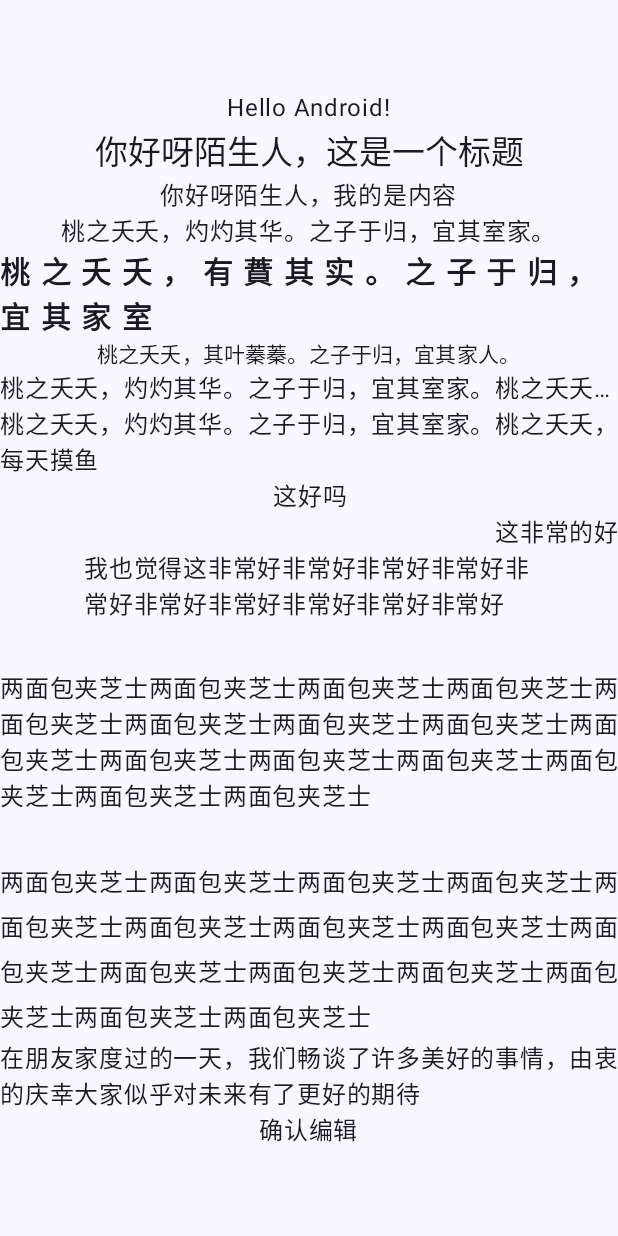
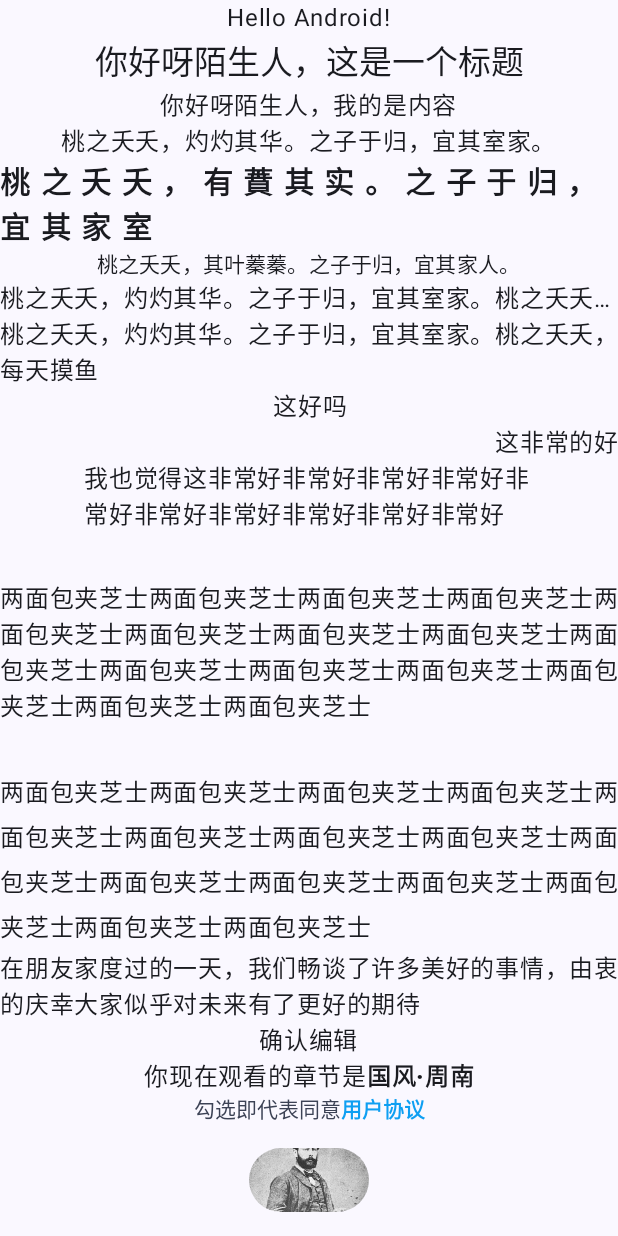
Before and after one commit to shiqizhenyes/JComposeTourist, an Android app built with Jetpack Compose: the TextActivity screen opened directly, with no data from a screen before it, on a phone screen of 412 x 824 dp. Run offline under Robolectric (Android 15) with nearby library versions, the phone set to English and light mode, and no system bars; Roboto replaces fonts that are not available here.

Commit message:
pdate TextActivity
pdate TextActivity

```diff
--- a/app/src/main/java/me/zack/jct/TextActivity.kt
+++ b/app/src/main/java/me/zack/jct/TextActivity.kt
@@ -2,29 +2,47 @@ package me.zack.jct
 
 import android.content.res.Configuration.UI_MODE_NIGHT_YES
 import android.os.Bundle
+import android.util.Log
+import android.widget.Toast
 import androidx.activity.ComponentActivity
 import androidx.activity.compose.setContent
+import androidx.compose.foundation.Image
 import androidx.compose.foundation.clickable
 import androidx.compose.foundation.layout.Arrangement
+import androidx.compose.foundation.layout.Box
 import androidx.compose.foundation.layout.Column
+import androidx.compose.foundation.layout.Row
 import androidx.compose.foundation.layout.Spacer
 import androidx.compose.foundation.layout.fillMaxSize
 import androidx.compose.foundation.layout.fillMaxWidth
 import androidx.compose.foundation.layout.padding
 import androidx.compose.foundation.layout.size
+import androidx.compose.foundation.shape.CircleShape
+import androidx.compose.foundation.shape.RoundedCornerShape
+import androidx.compose.foundation.text.ClickableText
 import androidx.compose.material3.MaterialTheme
 import androidx.compose.material3.Surface
 import androidx.compose.material3.Text
 import androidx.compose.runtime.Composable
+import androidx.compose.runtime.CompositionLocal
+import androidx.compose.runtime.CompositionLocalProvider
 import androidx.compose.ui.Alignment
 import androidx.compose.ui.Modifier
+import androidx.compose.ui.draw.clip
+import androidx.compose.ui.graphics.Color
+import androidx.compose.ui.layout.ContentScale
+import androidx.compose.ui.platform.LocalContext
+import androidx.compose.ui.res.painterResource
 import androidx.compose.ui.res.stringResource
+import androidx.compose.ui.text.SpanStyle
 import androidx.compose.ui.text.TextStyle
+import androidx.compose.ui.text.buildAnnotatedString
 import androidx.compose.ui.text.font.Font
 import androidx.compose.ui.text.font.FontFamily
 import androidx.compose.ui.text.font.FontWeight
 import androidx.compose.ui.text.style.TextAlign
 import androidx.compose.ui.text.style.TextOverflow
+import androidx.compose.ui.text.withStyle
 import androidx.compose.ui.tooling.preview.Preview
 import androidx.compose.ui.unit.dp
 import androidx.compose.ui.unit.sp
@@ -49,6 +67,26 @@ class TextActivity : ComponentActivity() {
 
 @Composable
 fun TextGreeting(name: String, modifier: Modifier = Modifier) {
+    val context = LocalContext.current
+    val annotatedText = buildAnnotatedString {
+        withStyle(
+            style = SpanStyle(
+                color = MaterialTheme.colorScheme.secondary
+            )
+        ) {
+            append("勾选即代表同意")
+        }
+        pushStringAnnotation(tag = "tag", annotation = "一个用户协议啦啦啦，内容内容")
+        withStyle(
+            style = SpanStyle(
+                color = Color(0xFF0E9FF2),
+                fontWeight = FontWeight.Bold
+            )
+        ) {
+            append("用户协议")
+        }
+        pop()
+    }
     Column(
         verticalArrangement = Arrangement.Center,
         horizontalAlignment = Alignment.CenterHorizontally
@@ -94,19 +132,46 @@ fun TextGreeting(name: String, modifier: Modifier = Modifier) {
         Text(text = "两面包夹芝士".repeat(15))
         Spacer(modifier = Modifier.padding(15.dp))
         Text(text = "两面包夹芝士".repeat(15), lineHeight = 30.sp)
-        Text(text = "在朋友家度过的一天，我们畅谈了许多美好的事情，由衷的庆幸大家似乎对未来有了更好的期待",
+        Text(
+            text = "在朋友家度过的一天，我们畅谈了许多美好的事情，由衷的庆幸大家似乎对未来有了更好的期待",
             fontFamily = FontFamily(Font(R.font.firasans_bold, FontWeight.W700))
         )
         Text(text = "确认编辑", Modifier.clickable {
+            Toast.makeText(context, "你点击了此文本", Toast.LENGTH_LONG).show()
+        })
+        Text(text = buildAnnotatedString {
+            append("你现在观看的章节是")
+            withStyle(style = SpanStyle(fontWeight = FontWeight.W900)) {
+                append("国风·周南")
+            }
+        })
+        ClickableText(text = annotatedText, onClick = { offset ->
+            annotatedText.getStringAnnotations(tag = "tag", start = offset, end = offset)
+                .firstOrNull().let { annotation ->
+                    Log.d(TextActivity::class.simpleName, "Hi，你按到了${annotation?.item}了")
+            }
+//            Log.d(TextActivity::class.simpleName, "Hi，你按到了第 $offset 位的文字")
+        })
+        Row(modifier = Modifier.padding(16.dp)) {
+            Image(
+                painter = painterResource(id = R.drawable.alfred_sisley),
+                contentDescription = "alfred sisley",
+                modifier = Modifier
+                    .clip(RoundedCornerShape(80.dp))
+                    .size(80.dp),
+                contentScale = ContentScale.Crop
+            )
+            Column {
 
-        })
+            }
+        }
     }
 }
 
 @Preview("Light Mode")
 @Preview("Night Mode", showBackground = true, uiMode = UI_MODE_NIGHT_YES)
 @Composable
-fun GreetingPreview2() {
+fun TextGreetingPreview() {
     JComposeTouristTheme {
         Surface(modifier = Modifier.fillMaxSize()) {
             TextGreeting("Android")
```
Also changed, not shown: app/src/main/res/drawable/alfred_sisley.jpeg (added).
